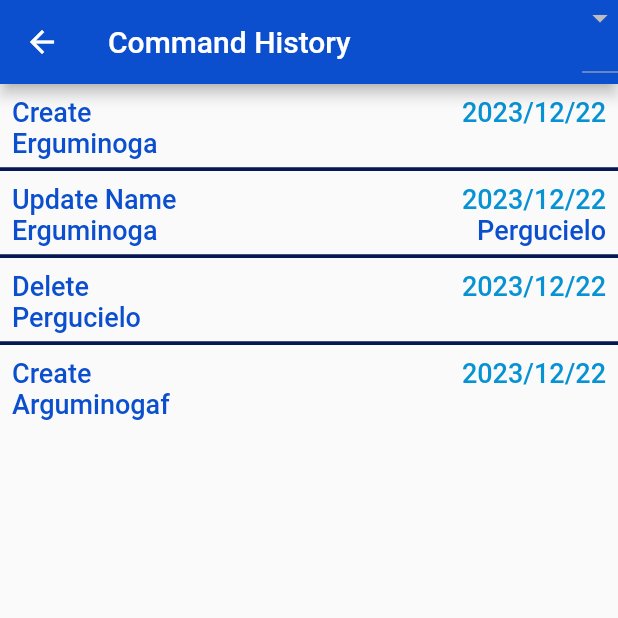
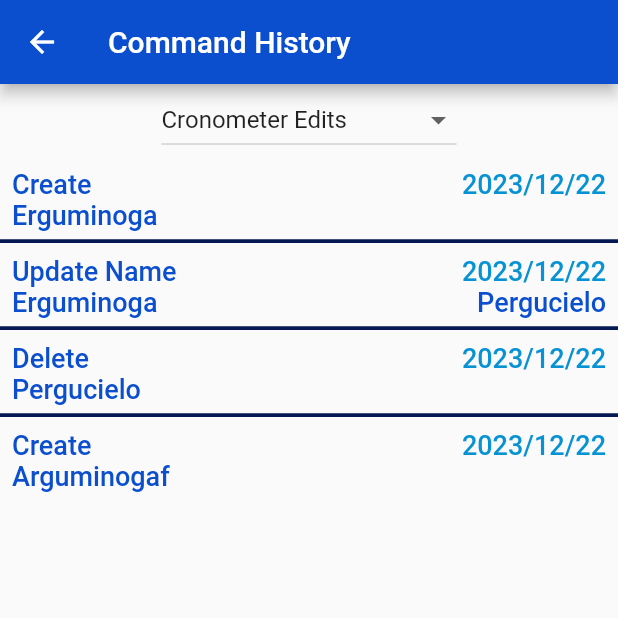
Before and after one commit to VFMiracle/Projeto-App-v0.3, a Flutter app: the CommandHistoryPanelView screen opened directly, on a phone screen of 412 x 824 dp, the top half of it. Run offline on Flutter 3.47's test engine with Material 2 defaults, Android fonts, the light colour scheme and no system bars; our stand-ins replace flutter_local_notifications, numberpicker, sqflite, timezone; accounts and stored records are empty.

Commit message:
Modificadas as Classes Relacionadas a Command History
Isso foi feito para melhorar e facilitar a exibição das informações dessa estrutura de dados.

```diff
--- a/lib/enums/command_history_type.dart
+++ b/lib/enums/command_history_type.dart
@@ -1,7 +1,9 @@
 enum CommandHistoryType{
-  cronometerEditing,
-  cronometerInteraction,
-  timeRecordEditing;
+  cronometerEditing(description: "Cronometer Edits"),
+  cronometerInteraction(description: "Cronometer Interactions"),
+  timeRecordEditing(description: "Time Record Edits");
 
-  const CommandHistoryType();
+  const CommandHistoryType({required this.description});
+
+  final String description;
 }
--- a/lib/enums/cronometer_editing_command.dart
+++ b/lib/enums/cronometer_editing_command.dart
@@ -1,7 +1,9 @@
 enum CronometerEditingCommand{
-  create,
-  updateName,
-  delete;
+  create(name: "Create"),
+  updateName(name: "Update Name"),
+  delete(name: "Delete");
 
-  const CronometerEditingCommand();
+  const CronometerEditingCommand({required this.name});
+
+  final String name;
 }
--- a/lib/enums/cronometer_interaction_command.dart
+++ b/lib/enums/cronometer_interaction_command.dart
@@ -1,8 +1,10 @@
 enum CronometerInteractionCommand{
-  start,
-  pause,
-  resetAndSaveTime,
-  resetAndDeleteTime;
+  start(name: "Start"),
+  pause(name: "Pause"),
+  resetAndSaveTime(name: "Reset and Save Time"),
+  resetAndDeleteTime(name: "Reset and Delete Time");
 
-  const CronometerInteractionCommand();
+  const CronometerInteractionCommand({required this.name});
+
+  final String name;
 }
--- a/lib/enums/time_record_editing_command.dart
+++ b/lib/enums/time_record_editing_command.dart
@@ -1,8 +1,10 @@
 enum TimeRecordEditingCommand{
-  create,
-  delete,
-  updateName,
-  updateValue;
+  create(name: "Create"),
+  delete(name: "Delete"),
+  updateName(name: "Update Name"),
+  updateValue(name: "Update Value");
 
-  const TimeRecordEditingCommand();
+  const TimeRecordEditingCommand({required this.name});
+
+  final String name;
 }
--- a/lib/models/routes/command_history_panel_model.dart
+++ b/lib/models/routes/command_history_panel_model.dart
@@ -36,6 +36,8 @@ class CommandHistoryPanelHistoriesNotifier extends ChangeNotifier{
   final CommandHistoryPanelModel _parentModel;
 
   int get qtdHistories => histories.length;
+
+  CommandHistoryType get selCommandHistoryType => _selCommandHistoryType;
 
   set selCommandHistoryType(CommandHistoryType newValue){
     _selCommandHistoryType = newValue;
--- a/lib/models/widgets/cronometer_editing_ch_model.dart
+++ b/lib/models/widgets/cronometer_editing_ch_model.dart
@@ -3,31 +3,14 @@ import 'package:projeto_time_counter/models/widgets/reusable/command_history_mod
 
 class CronometerEditingChModel extends CommandHistoryModel{
   final CronometerEditingCommand _command;
-  final DateTime _creationDate;
-  final String _targetName;
-  final dynamic _updateInfo;
+  final String? _updateInfo;
 
   @override
-  String get commandName {
-    switch(_command){
-      case CronometerEditingCommand.create:
-        return "Create";
-      case CronometerEditingCommand.delete:
-        return "Delete";
-      case CronometerEditingCommand.updateName:
-        return "Update Name";
-    }
-  }
-
-  @override
-  DateTime get creationDate => _creationDate;
-
-  @override
-  String get targetName => _targetName;
+  String get commandName => _command.name;
 
   @override
   dynamic get updateInfo => _updateInfo;
 
-  CronometerEditingChModel({required CronometerEditingCommand command, required String targetName, dynamic updateInfo}): _command = command,
-      _targetName = targetName, _creationDate = DateTime.now(), _updateInfo = updateInfo;
+  CronometerEditingChModel({required CronometerEditingCommand command, required String targetName, String? updateInfo}): _command = command,
+      _updateInfo = updateInfo, super(targetName: targetName, creationDate: DateTime.now());
 }
--- a/lib/models/widgets/cronometer_interaction_ch_model.dart
+++ b/lib/models/widgets/cronometer_interaction_ch_model.dart
@@ -3,33 +3,14 @@ import 'package:projeto_time_counter/models/widgets/reusable/command_history_mod
 
 class CronometerInteractionChModel extends CommandHistoryModel{
   final CronometerInteractionCommand _command;
-  final DateTime _creationDate;
-  final String _targetName;
-  final dynamic _updateInfo;
+  final int? _updateInfo;
 
   @override
-  String get commandName{
-    switch(_command){
-      case CronometerInteractionCommand.pause:
-        return "Pause";
-      case CronometerInteractionCommand.resetAndDeleteTime:
-        return "Reset & Delete Time";
-      case CronometerInteractionCommand.resetAndSaveTime:
-        return "Reset & Save Time";
-      case CronometerInteractionCommand.start:
-        return "Start";
-    }
-  }
-
-  @override
-  DateTime get creationDate => _creationDate;
-
-  @override
-  String get targetName => _targetName;
+  String get commandName => _command.name;
 
   @override
   dynamic get updateInfo => _updateInfo;
 
-  CronometerInteractionChModel({required CronometerInteractionCommand command, required String targetName, dynamic updateInfo}): _command = command,
-      _creationDate = DateTime.now(), _targetName = targetName, _updateInfo = updateInfo;
+  CronometerInteractionChModel({required CronometerInteractionCommand command, required String targetName, int? updateInfo}): _command = command,
+      _updateInfo = updateInfo, super(targetName: targetName, creationDate: DateTime.now());
 }
--- a/lib/models/widgets/reusable/command_history_model.dart
+++ b/lib/models/widgets/reusable/command_history_model.dart
@@ -1,14 +1,18 @@
 import 'package:projeto_time_counter/models/routes/command_history_panel_model.dart';
 
 abstract class CommandHistoryModel{
+  final String _targetName;
+  final DateTime _creationDate;
 
   String get commandName;
 
-  DateTime get creationDate;
+  DateTime get creationDate => _creationDate;
 
-  String get targetName;
+  String get targetName => _targetName;
 
   dynamic get updateInfo;
+
+  CommandHistoryModel({required String targetName, required DateTime creationDate}): _targetName = targetName, _creationDate = creationDate;
 
   void delete(){
     CommandHistoryPanelModel().historiesNotifier.deleteHistory(this);
--- a/lib/models/widgets/time_record_editing_ch_model.dart
+++ b/lib/models/widgets/time_record_editing_ch_model.dart
@@ -3,33 +3,14 @@ import 'package:projeto_time_counter/models/widgets/reusable/command_history_mod
 
 class TimeRecordEditingChModel extends CommandHistoryModel{
   final TimeRecordEditingCommand _command;
-  final DateTime _creationDate;
-  final String _targetName;
   final dynamic _updateInfo;
 
   @override
-  String get commandName{
-    switch(_command){
-      case TimeRecordEditingCommand.create:
-        return "Create";
-      case TimeRecordEditingCommand.delete:
-        return "Delete";
-      case TimeRecordEditingCommand.updateName:
-        return "Update Name";
-      case TimeRecordEditingCommand.updateValue:
-        return "Update Value";
-    }
-  }
-
-  @override
-  DateTime get creationDate => _creationDate;
-
-  @override
-  String get targetName => _targetName;
+  String get commandName => _command.name;
 
   @override
   dynamic get updateInfo => _updateInfo;
 
   TimeRecordEditingChModel({required TimeRecordEditingCommand command, required String targetName, dynamic updateInfo}): _command = command,
-      _creationDate = DateTime.now(), _targetName = targetName, _updateInfo = updateInfo;
+      _updateInfo = updateInfo, super(targetName: targetName, creationDate: DateTime.now());
 }
--- a/lib/services/time_conversion_service.dart
+++ b/lib/services/time_conversion_service.dart
@@ -12,9 +12,12 @@ class TimeConversionService{
     timeInSeconds -= timeInHours * Duration.secondsPerHour;
     int timeInMinutes = timeInSeconds ~/ Duration.secondsPerMinute;
     timeInSeconds -= timeInMinutes * Duration.secondsPerMinute;
+    String timeString = "";
 
-    String timeString = "${timeInHours.toString().padLeft(2, '0')}:"
-        "${timeInMinutes.toString().padLeft(2, '0')}";
+    if(timeInHours > 0){
+      timeString += "${timeInHours.toString().padLeft(2, '0')}:";
+    }
+    timeString += timeInMinutes.toString().padLeft(2, '0');
     if(shouldDisplaySeconds){
       timeString += ":${timeInSeconds.remainder(60).toString().padLeft(2, '0')}";
     }
--- a/lib/views/routes/command_history_panel_view.dart
+++ b/lib/views/routes/command_history_panel_view.dart
@@ -23,16 +23,12 @@ class CommandHistoryPanelViewState extends State<CommandHistoryPanelView>{
   @override
   Widget build(BuildContext context){
     return Scaffold(
-      appBar: AppBar(
-        actions: [
-          DropdownButton<CommandHistoryType>(
-            items: [],
-            onChanged: (CommandHistoryType? newHistoryType) => print(newHistoryType),
-          )
-        ],
-        title: const Text("Command History"),
-      ),
-      body: Consumer<CommandHistoryPanelHistoriesNotifier>(
+      appBar: AppBar(title: const Text("Command History")),
+      body: Column(
+        children: [
+          _buildCommandHistoryTypeDropdownSection(),
+          Expanded(
+            child: Consumer<CommandHistoryPanelHistoriesNotifier>(
               builder: (BuildContext context, CommandHistoryPanelHistoriesNotifier historiesNotifier, Widget? child){
                 if(historiesNotifier.qtdHistories > 0){
                   return _buildCommandHistoryList();
@@ -41,6 +37,9 @@ class CommandHistoryPanelViewState extends State<CommandHistoryPanelView>{
                 }
               }
             )
+          ),
+        ],
+      ),
     );
   }
 
@@ -63,4 +62,19 @@ class CommandHistoryPanelViewState extends State<CommandHistoryPanelView>{
       ),
     );
   }
+
+  Container _buildCommandHistoryTypeDropdownSection(){
+    return Container(
+      child: DropdownButton<CommandHistoryType>(
+        items: CommandHistoryType.values.map<DropdownMenuItem<CommandHistoryType>>(
+          (CommandHistoryType type) => DropdownMenuItem<CommandHistoryType>(
+            value: type,
+            child: Text(type.description)
+          ),
+        ).toList(),
+        onChanged: (CommandHistoryType? newHistoryType) => setState(() => CommandHistoryPanelModel().historiesNotifier.selCommandHistoryType = newHistoryType!),
+        value: CommandHistoryPanelModel().historiesNotifier.selCommandHistoryType,
+      ),
+    );
   }
+}
--- a/lib/views/widgets/command_history_view.dart
+++ b/lib/views/widgets/command_history_view.dart
@@ -1,5 +1,6 @@
 import 'package:flutter/material.dart';
 import 'package:projeto_time_counter/models/widgets/reusable/command_history_model.dart';
+import 'package:projeto_time_counter/services/time_conversion_service.dart';
 import 'package:projeto_time_counter/utils/date_time_utils.dart';
 import 'package:projeto_time_counter/views/widgets/reusable/deletion_dialog_view.dart';
 
@@ -25,7 +26,9 @@ class CommandHistoryView extends StatelessWidget{
   Table _buildHistoryContent(BuildContext context){
     String updateInfoText = "";
     if(_model.updateInfo != null){
-      if(_model.updateInfo.runtimeType != String){
+      if(_model.updateInfo.runtimeType == int){
+        updateInfoText = TimeConversionService().fromIntToString(_model.updateInfo);
+      }else if(_model.updateInfo.runtimeType != String){
         updateInfoText = _model.updateInfo.toString();
       }else{
         updateInfoText = _model.updateInfo;
--- a/project_notes/A Fazer.txt
+++ b/project_notes/A Fazer.txt
@@ -1,10 +1,6 @@
 THINGS TO DO:
-	- Create classes for each type of Command History that can be recorded.
-		- Continue wrting the class CronometerEditingChModel.
-		- Determine the best way to specify to the Command History Panel Model which type of Command History it should load.
-		- Add entries to each possible Command History list in the Command History Panel Model.
-		- Determine if and how to allow the Cronometer History Panel Model to call a function from it's Histories Notifier without making it public and, as such, accessible to any script in the Project.
-		- Reconsider how the Command History Panel will switch between the different types of Command Histoty.
 	- Allow the Command History Panel to switch which type of Command History is currently loaded.
-		*- Configure the Dropdown Button in the Command History Panel View.
+		- Configure the Dropdown Button in the Command History Panel View.
+		- Modify Panel's Command History Type Dropdown Button so it is displayed in a sub-header specific to that View.
+			*- Customize the appearance of the Type Dropdown Section and it's Button.
 	- Create Database tables for maintaining Command Histories.
```
Lines whose indentation alone changed are shown as unchanged.
